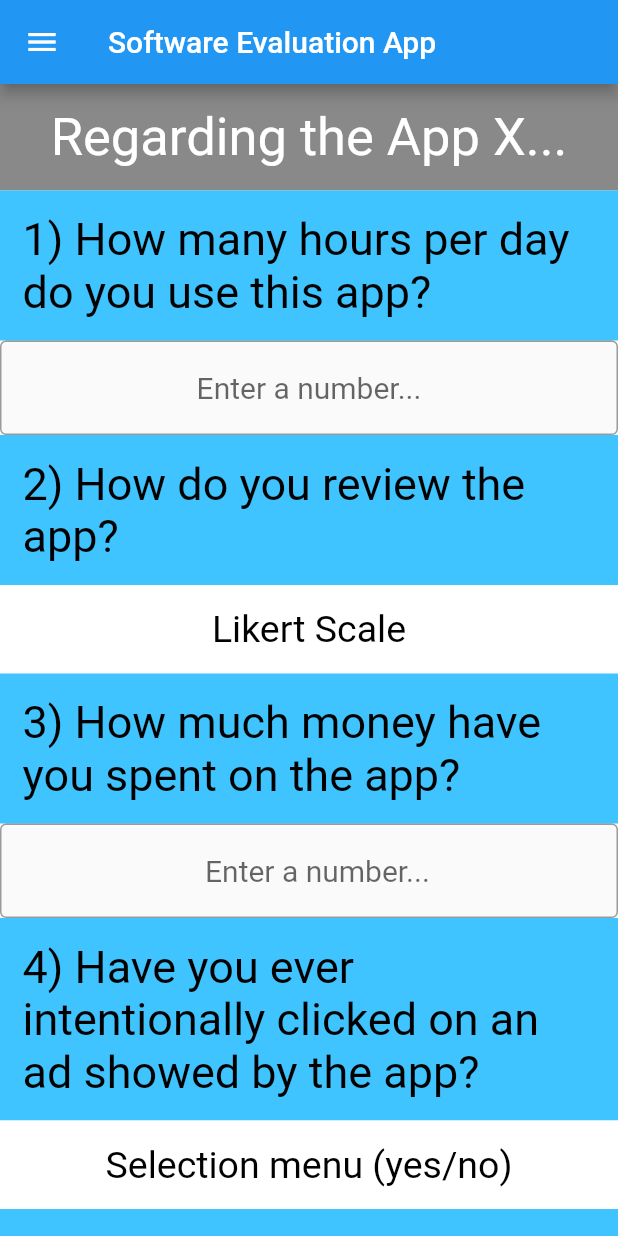
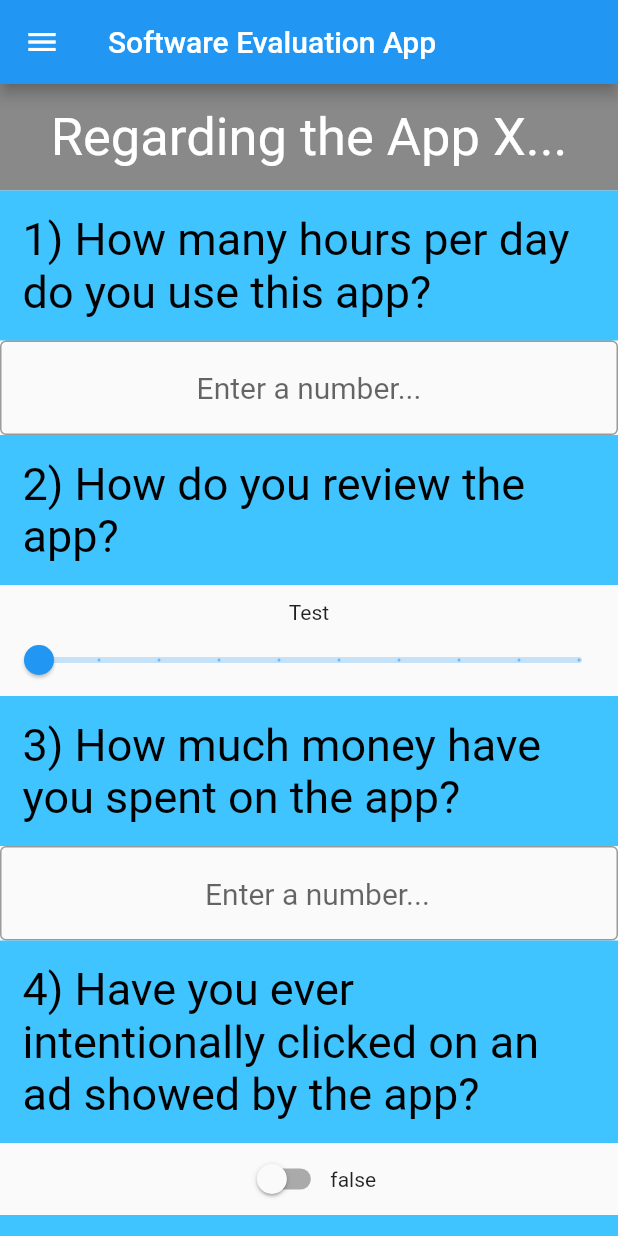
Before and after one commit to Dutra-Apex/flutter_project, a Flutter app: the screen it shows after launch, on a phone screen of 412 x 824 dp. Run offline on Flutter 3.47's test engine with Material 2 defaults, Android fonts, the phone set to English and light mode, and no system bars.

```diff
--- a/lib/main.dart
+++ b/lib/main.dart
@@ -8,11 +8,31 @@ class FormApp extends StatefulWidget {
 }
 
 class _FormAppState extends State<FormApp> {
-
   var controller1 = TextEditingController();
   var controller2 = TextEditingController();
   var text1 = "";
   var text2 = "";
+  var dropdownValue1;
+  var slidervalue1 = 1.0;
+  var slidervalue2 = 1.0;
+  var switchValue1 = false;
+  var switchValue2 = false;
+  var checkBoxValue1 = false;
+  var checkBoxValue2 = false;
+
+  var dropdown1 = [
+    DropdownMenuItem(
+      value: 1,
+      child: Text("Through online ads"),
+    ),
+    DropdownMenuItem(
+      value: 2,
+      child: Text("A friend reccomended to me"),
+    ),
+    DropdownMenuItem(value: 3, child: Text("Saw an influencer using it")),
+    DropdownMenuItem(value: 4, child: Text("It came pre-installed")),
+    DropdownMenuItem(value: 0, child: Text("Other")),
+  ];
 
   @override
   Widget build(BuildContext context) {
@@ -40,11 +60,7 @@ class _FormAppState extends State<FormApp> {
             Column(
               mainAxisAlignment: MainAxisAlignment.end,
               crossAxisAlignment: CrossAxisAlignment.end,
-              children: [
-            getTexRow(
-              'Social media buttons'
-            )
-              ],
+              children: [getTexRow('Social media buttons')],
             ),
           ],
         ),
@@ -75,9 +91,7 @@ class _FormAppState extends State<FormApp> {
                 fontSize: 20,
               ),
               decoration: InputDecoration(
-                border: OutlineInputBorder(),
-                hintText: 'Enter a number...'
-              ),
+                  border: OutlineInputBorder(), hintText: 'Enter a number...'),
             ),
             getTexRow(
               '2) How do you review the app?',
@@ -85,7 +99,7 @@ class _FormAppState extends State<FormApp> {
               textAlign: TextAlign.start,
               fieldColor: Colors.lightBlueAccent,
             ),
-            getTexRow('Likert Scale'),
+            buildSlider(slidervalue1, updateSlider1),
             getTexRow(
               '3) How much money have you spent on the app?',
               fontSize: 30.0,
@@ -116,66 +130,131 @@ class _FormAppState extends State<FormApp> {
               textAlign: TextAlign.start,
               fieldColor: Colors.lightBlueAccent,
             ),
-            getTexRow('Selection menu (yes/no)'),
+            getSwitch(switchValue2, handleSwitch2, '$switchValue2'),
             getTexRow(
               '5) Did you wish you spent less time on the app?',
               fontSize: 30.0,
               textAlign: TextAlign.start,
               fieldColor: Colors.lightBlueAccent,
             ),
-            getTexRow('Selection Menu'),
+            getSwitch(switchValue1, handleSwitch1, '$switchValue1'),
             getTexRow(
               '6) How did you find this app?',
               fontSize: 30.0,
               textAlign: TextAlign.start,
               fieldColor: Colors.lightBlueAccent,
             ),
-            getTexRow("Dropdown menu (Ad, friend, etc)"),
-            getTexRow(
-              'Now tell us some information about you:',
-              fontSize: 30.0,
-              textAlign: TextAlign.center,
-              fieldColor: Colors.black45,
-              textColor: Colors.white,
-            ),
-            getTexRow(
-              '1) What country are you from?',
-              fontSize: 30.0,
-              textAlign: TextAlign.start,
-              fieldColor: Colors.green,
-            ),
-            getTexRow('TextField'),
-            getTexRow(
-              '2) How old are you',
-              fontSize: 30.0,
-              textAlign: TextAlign.start,
-              fieldColor: Colors.green,
-            ),
-            getTexRow('Dropdown menu with age ranges'),
-            getTexRow(
-              '3) What is your favorite food?',
-              fontSize: 30.0,
-              textAlign: TextAlign.start,
-              fieldColor: Colors.green,
-            ),
-            getTexRow('TextField'),
+            DropdownButton<int>(
+                items: dropdown1,
+                onChanged: refreshScreen,
+                value: dropdownValue1,
+                hint: Text(
+                  "Select One",
+                )),
+            // getTexRow(
+            //   'Now tell us some information about you:',
+            //   fontSize: 30.0,
+            //   textAlign: TextAlign.center,
+            //   fieldColor: Colors.black45,
+            //   textColor: Colors.white,
+            // ),
+            // getTexRow(
+            //   '1) What country are you from?',
+            //   fontSize: 30.0,
+            //   textAlign: TextAlign.start,
+            //   fieldColor: Colors.green,
+            // ),
+            // getTexRow('TextField'),
+            // getTexRow(
+            //   '2) How old are you',
+            //   fontSize: 30.0,
+            //   textAlign: TextAlign.start,
+            //   fieldColor: Colors.green,
+            // ),
+            // getTexRow('Dropdown menu with age ranges'),
+            // getTexRow(
+            //   '3) What is your favorite food?',
+            //   fontSize: 30.0,
+            //   textAlign: TextAlign.start,
+            //   fieldColor: Colors.green,
+            // ),
+            // getTexRow('TextField'),
             getTexRow(
               "Here's how your answers compare to the other users:",
               fontSize: 30.0,
               textAlign: TextAlign.start,
               fieldColor: Colors.red,
             ),
-            getTexRow(
-              'Some graphs displaying how the user compares with the others'
-            )
+            getResults(),
           ],
         ),
       ]),
     )));
   }
 
-  changeText(newText){
+  void changeText(newText) {
     setState(() => text1 = newText);
+  }
+
+  void refreshScreen(newValue) {
+    setState(() => dropdownValue1 = newValue);
+  }
+
+  void updateSlider1(double newValue) {
+    setState(() => slidervalue1 = newValue);
+  }
+
+  void updateSlider2(double newValue) {
+    setState(() => slidervalue2 = newValue);
+  }
+
+  void handleSwitch1(newValue) {
+    //print(newValue);
+    setState(() => switchValue1 = newValue);
+  }
+
+  void handleSwitch2(newValue) {
+    //print(newValue);
+    setState(() => switchValue2 = newValue);
+  }
+
+  void handleCheckBox1(newValue) {
+    //print(newValue);
+    setState(() => checkBoxValue1 = newValue);
+  }
+
+  void handleCheckBox2(newValue) {
+    //print(newValue);
+    setState(() => checkBoxValue2 = newValue);
+  }
+
+  Widget buildSlider(sliderValue, updateSlider) {
+    return Column(
+      children: [
+        SizedBox(
+          height: 10.0,
+        ),
+        Text("Test"),
+        Slider(
+            min: 1.0,
+            max: 10.0,
+            divisions: 9,
+            value: sliderValue,
+            onChanged: updateSlider,
+            label: '${sliderValue.toInt()}')
+      ],
+    );
+  }
+
+  Row getSwitch(
+    value,
+    onChanged,
+    text,
+  ) {
+    return Row(
+        mainAxisAlignment: MainAxisAlignment.center,
+        crossAxisAlignment: CrossAxisAlignment.center,
+        children: [Switch(value: value, onChanged: onChanged), Text(text)]);
   }
 
   Row getTexRow(
@@ -214,8 +293,46 @@ class _FormAppState extends State<FormApp> {
       ],
     );
   }
+
+  String getResultValues() {
+    var results = '';
+    if (text1 == '1' || text1 == '2' || text1 == '3') {
+      results +=
+          'You spend little to no time on the App. 68% of users spend 3+ hours on the app.';
+    } else {
+      results += 'You spent as much time as 68% of the users.';
+    }
+    if (slidervalue1 >= 5) {
+      results += "\n\nYou're as satisfied with this app as 22% of the users.";
+    } else {
+      results += "\n\nYou're as satisfied with this app as 78% of the users.";
+    }
+    if (switchValue2 == false) {
+      results +=
+          '\n\n33% of users also clicked on the ads displayed by the app';
+    } else {
+      results +=
+          '\n\n67% of users have never clicked on the ads displayed by this app';
+    }
+    if (switchValue1 == false) {
+      results +=
+          '\n\nOnly 7% of users are satisfied with the amount of time they spent on the app ';
+    } else {
+      results += "\n\n93% of users also wish they spent less time on the app";
     }
 
+    return results;
+  }
+
+  Row getResults() {
+    return Row(mainAxisAlignment: MainAxisAlignment.start, children: [
+      Text(
+        getResultValues(),
+        textScaleFactor: 1.2,
+      )
+    ]);
+  }
+}
 
 // https://docs.flutter.dev/cookbook/forms/text-input
 // https://stackoverflow.com/questions/65849904/how-to-add-dollar-sign-on-the-right-hand-side-of-the-textfield-in-flutter-app
```
Also changed, not shown: 1 other file. Lines whose indentation alone changed are shown as unchanged.
